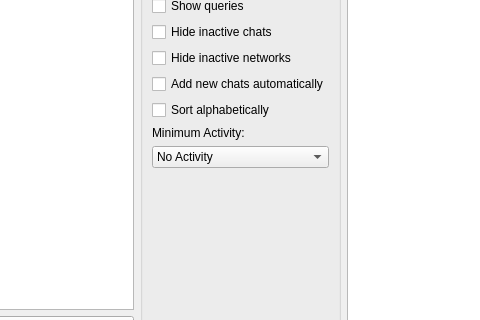
The window that src/qtui/settingspages/bufferviewsettingspage.ui (quassel/quassel) describes before a commit, drawn with Qt 5; both pictures show x 95 to 575 and y 124 to 444 of the 672 by 529 pixel window.
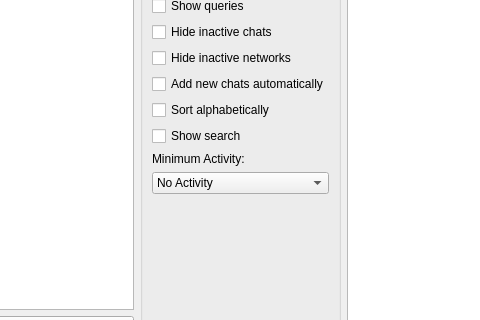
The same window after the commit. Icons and pictures are not drawn. Custom widgets are drawn as their Qt base class.

Commit message: make the buffer search optional, disable by default

What changed in the file:
```diff
--- a/src/qtui/settingspages/bufferviewsettingspage.ui
+++ b/src/qtui/settingspages/bufferviewsettingspage.ui
@@ -157,6 +157,13 @@
         </property>
        </widget>
       </item>
+      <item>
+       <widget class="QCheckBox" name="showSearch">
+        <property name="text">
+         <string>Show search</string>
+        </property>
+       </widget>
+      </item>
       <item>
        <widget class="QLabel" name="label_3">
         <property name="text">
```
The commit also changes 5 other files.
